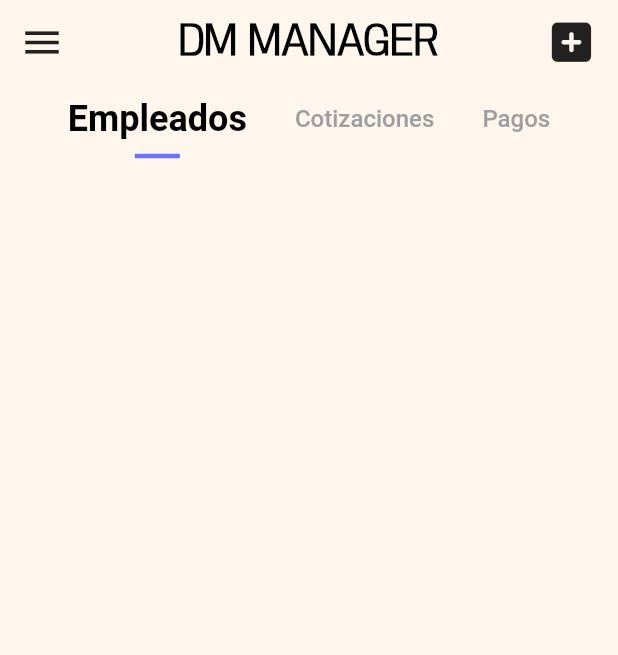
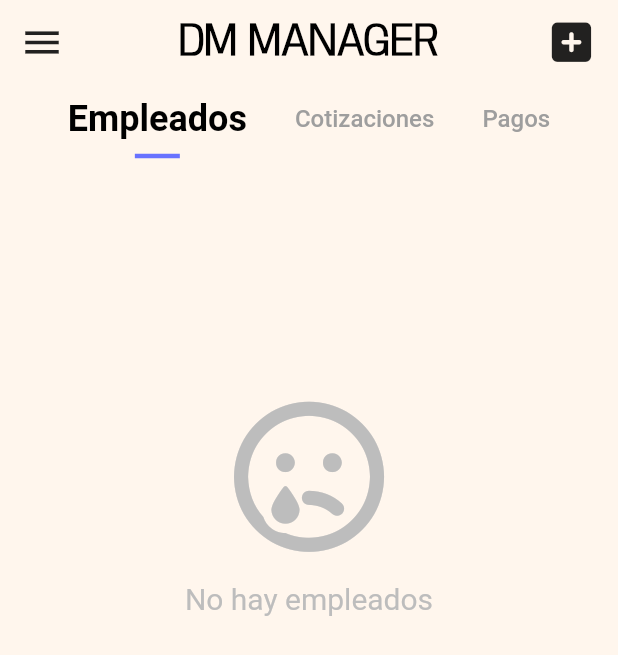
Before and after one commit to jose15dev/cotization_dm, a Flutter app: the InitialRootPage screen opened directly, on a phone screen of 412 x 824 dp. Shown: the top 655 px of the screen. Run offline on Flutter 3.47's test engine with Material 2 defaults, Android fonts, the phone set to English and light mode, and no system bars; our stand-ins replace auto_size_text, bloc, contacts_service, currency_text_input_formatter, equatable, flutter_bloc and 11 more; missing offline and left inert: syncfusion_flutter_pdf; accounts and stored records are empty; project files that could hold a hidden picture were left out.

Commit message:
Agregar Mensaje de Lista Vacia
En la seccion de empleados.

```diff
--- a/lib/ui/pages/employee_page/pages/fetch_employee_page/fetch_employee_page.dart
+++ b/lib/ui/pages/employee_page/pages/fetch_employee_page/fetch_employee_page.dart
@@ -1,10 +1,12 @@
 import 'dart:ui';
 
 import 'package:cotizacion_dm/core/domain/domain.dart';
+import 'package:cotizacion_dm/globals.dart';
 import 'package:cotizacion_dm/ui/pages/pages.dart';
 import 'package:cotizacion_dm/ui/styled/loading_indicator.dart';
 import 'package:flutter/material.dart';
 import 'package:flutter_bloc/flutter_bloc.dart';
+import 'package:font_awesome_flutter/font_awesome_flutter.dart';
 
 const radius = 70.0;
 
@@ -63,6 +65,28 @@ class _FetchEmployeeListState extends State<FetchEmployeeList> {
       builder: (context, state) {
         if (state is OnFetchEmployeeLoading) {
           return const Center(child: LoadingIndicator());
+        }
+        if (state is OnFetchEmployeeEmpty) {
+          return Column(
+            mainAxisAlignment: MainAxisAlignment.center,
+            children: [
+              Icon(
+                FontAwesomeIcons.faceSadTear,
+                size: 100.0,
+                color: Colors.grey.shade400,
+              ),
+              const SizedBox(
+                height: 20.0,
+              ),
+              Text(
+                "No hay empleados",
+                style: TextStyle(
+                  fontSize: 20.0,
+                  color: Colors.grey.shade400,
+                ),
+              ),
+            ],
+          );
         }
         if (state is OnFetchEmployeeSuccess) {
           return PageView.builder(
```
